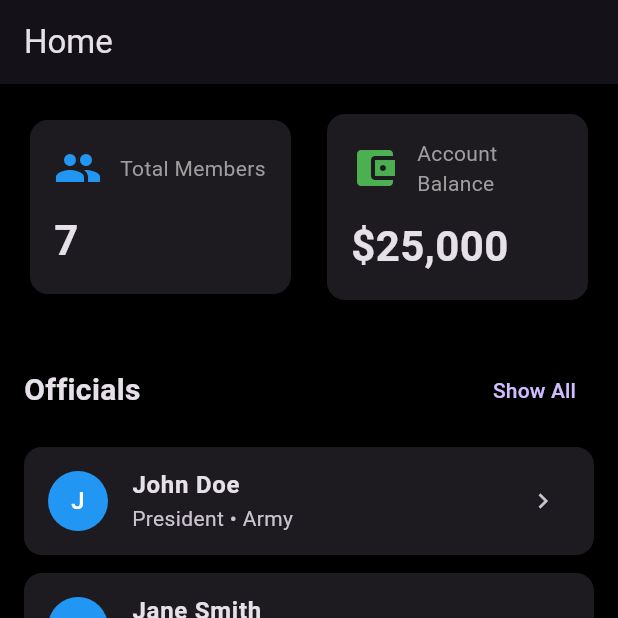
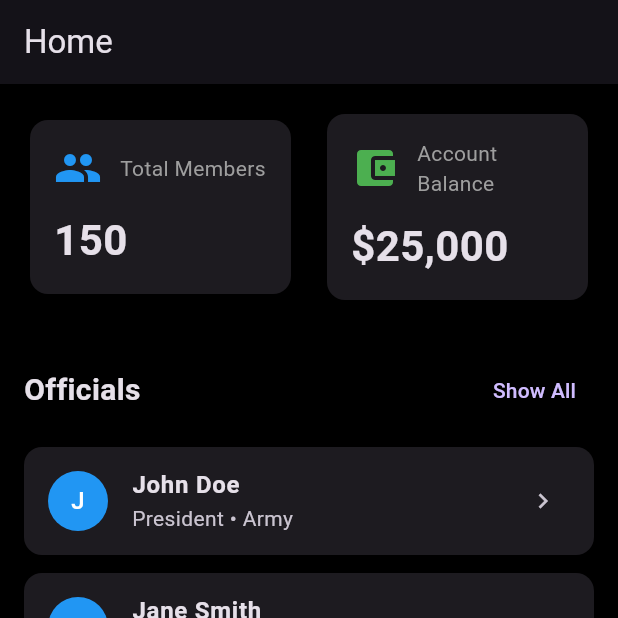
Before and after one commit to beetsolutions/veteran-app, a Flutter app: the HomeTab screen opened directly, on a phone screen of 412 x 824 dp, the top half of it. Run offline on Flutter 3.47's test engine with Material 3 defaults, Android fonts, the phone set to English and light mode, and no system bars.

Commit message:
Fix total members count and add safety check for empty names
Co-authored-by: beetsolutions <10226675+beetsolutions@users.noreply.github.com>

```diff
--- a/lib/screens/tab_screens/home_tab.dart
+++ b/lib/screens/tab_screens/home_tab.dart
@@ -12,6 +12,8 @@ class HomeTab extends StatelessWidget {
   const HomeTab({super.key});
 
   // Sample data - in a real app, this would come from a backend/state management
+  static const int _totalMembers = 150; // Total organization members
+
   static const List<Official> _allOfficials = [
     Official(name: 'John Doe', role: 'President', service: 'Army'),
     Official(name: 'Jane Smith', role: 'Vice President', service: 'Navy'),
@@ -80,7 +82,7 @@ class HomeTab extends StatelessWidget {
                   Expanded(
                     child: StatCard(
                       title: 'Total Members',
-                      value: '${_allOfficials.length}',
+                      value: '$_totalMembers',
                       icon: Icons.people,
                       iconColor: Colors.blue,
                     ),
--- a/lib/widgets/official_card.dart
+++ b/lib/widgets/official_card.dart
@@ -20,7 +20,7 @@ class OfficialCard extends StatelessWidget {
         leading: CircleAvatar(
           backgroundColor: Colors.blue,
           child: Text(
-            official.name[0],
+            official.name.isNotEmpty ? official.name[0] : '?',
             style: const TextStyle(color: Colors.white),
           ),
         ),
```
Also changed, not shown: 1 other file.
